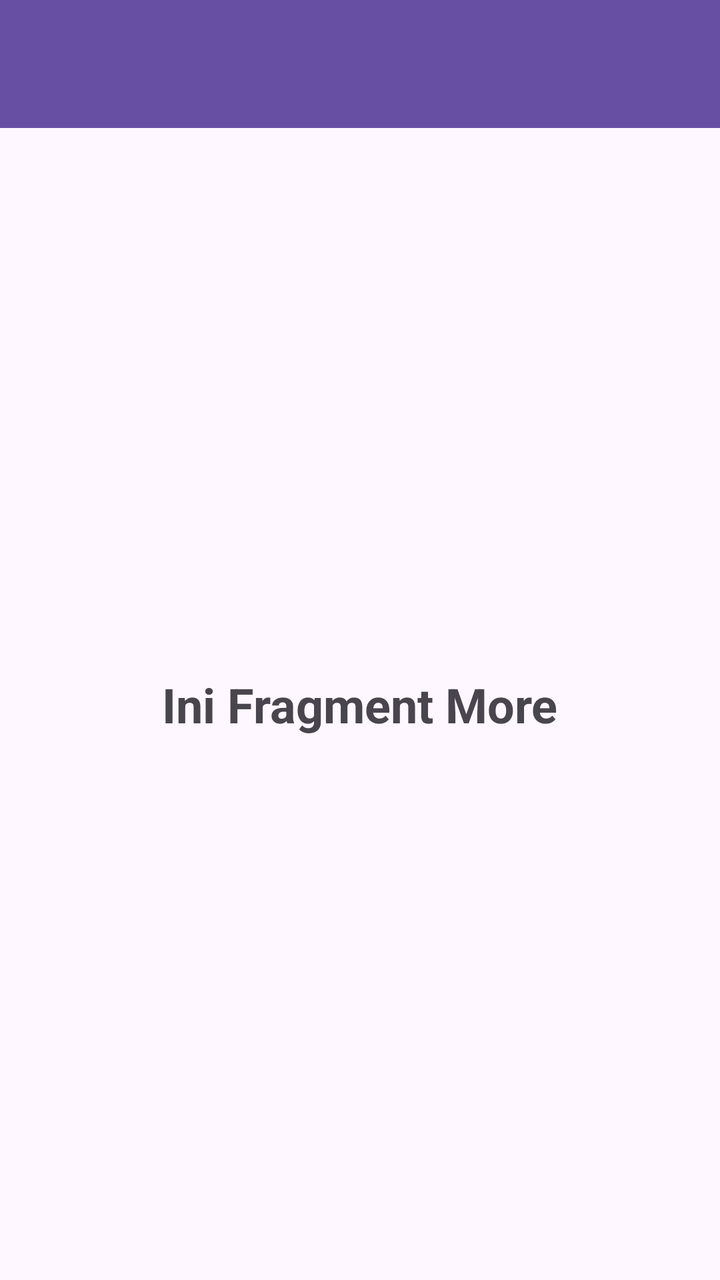
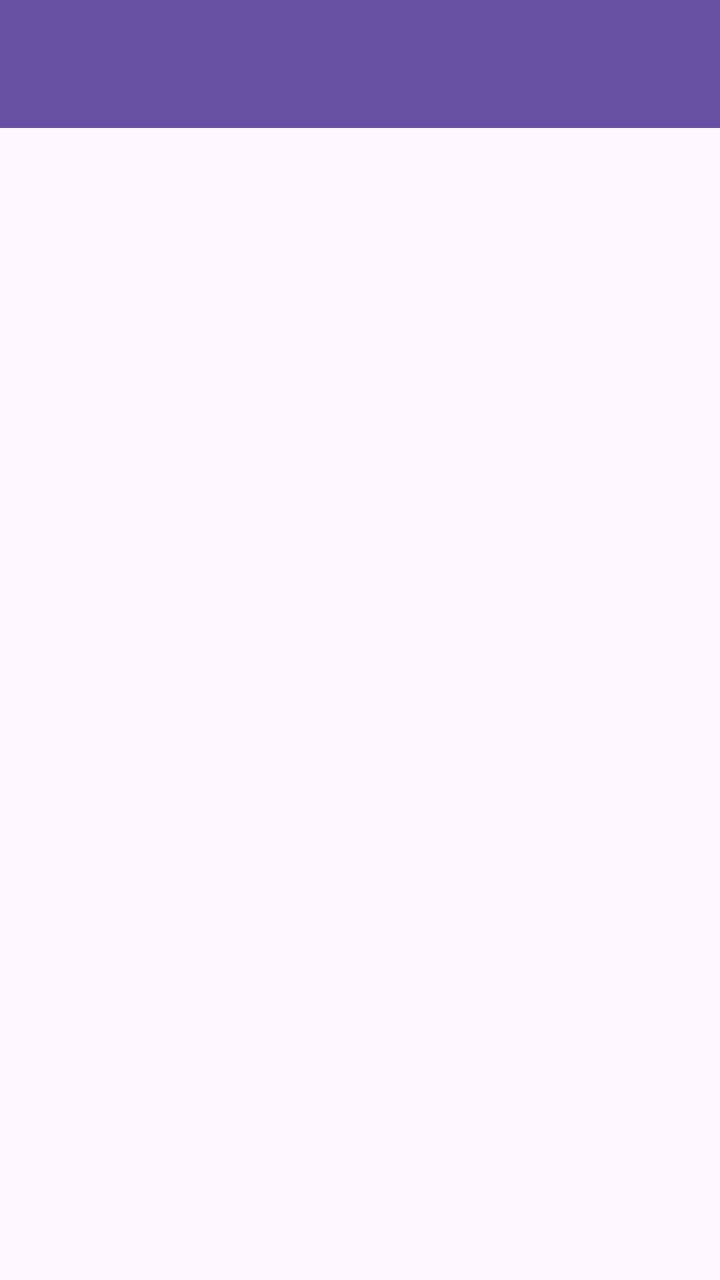

Screens rendered from an Android XML layout before and after an edit, with the pre-edit source and the edit as a unified diff.
<!-- AndroidManifest.xml: application theme Theme.Saturnussalsa -->
<!-- res/layout/fragment_more.xml -->
<?xml version="1.0" encoding="utf-8"?>
<androidx.constraintlayout.widget.ConstraintLayout xmlns:android="http://schemas.android.com/apk/res/android"
    xmlns:app="http://schemas.android.com/apk/res-auto"
    xmlns:tools="http://schemas.android.com/tools"
    android:layout_width="match_parent"
    android:layout_height="match_parent"
    tools:context=".more.MoreFragment">

    <androidx.appcompat.widget.Toolbar
        android:id="@+id/toolbar"
        android:layout_width="match_parent"
        android:layout_height="?attr/actionBarSize"
        android:background="?attr/colorPrimary"
        app:layout_constraintTop_toTopOf="parent"
        app:titleTextColor="@android:color/white" />

    <TextView
        android:layout_width="wrap_content"
        android:layout_height="wrap_content"
        android:text="Ini Fragment More"
        android:textSize="24sp"
        android:textStyle="bold"
        app:layout_constraintBottom_toBottomOf="parent"
        app:layout_constraintEnd_toEndOf="parent"
        app:layout_constraintStart_toStartOf="parent"
        app:layout_constraintTop_toBottomOf="@+id/toolbar" />

</androidx.constraintlayout.widget.ConstraintLayout>
<!-- resources referenced by this layout -->
<resources>
  <style name="Theme.Saturnussalsa" parent="Base.Theme.Saturnussalsa" />
  <style name="Base.Theme.Saturnussalsa" parent="Theme.Material3.DayNight.NoActionBar">
          
          <item name="colorPrimary">@color/purple_primary</item>
          <item name="colorOnPrimary">@color/white</item>
          <item name="colorPrimaryContainer">@color/purple_container</item>
      </style>
  <color name="purple_primary">#6750A4</color>
  <color name="white">#FFFFFFFF</color>
  <color name="purple_container">#EADDFF</color>
</resources>

<!-- the commit's change to res/layout/fragment_more.xml (unified diff, before → after) -->
@@ -1,28 +1,32 @@
 <?xml version="1.0" encoding="utf-8"?>
-<androidx.constraintlayout.widget.ConstraintLayout xmlns:android="http://schemas.android.com/apk/res/android"
+<androidx.coordinatorlayout.widget.CoordinatorLayout xmlns:android="http://schemas.android.com/apk/res/android"
     xmlns:app="http://schemas.android.com/apk/res-auto"
     xmlns:tools="http://schemas.android.com/tools"
     android:layout_width="match_parent"
     android:layout_height="match_parent"
     tools:context=".more.MoreFragment">
 
-    <androidx.appcompat.widget.Toolbar
-        android:id="@+id/toolbar"
+    <com.google.android.material.appbar.AppBarLayout
+        android:id="@+id/appBarLayout"
         android:layout_width="match_parent"
-        android:layout_height="?attr/actionBarSize"
-        android:background="?attr/colorPrimary"
-        app:layout_constraintTop_toTopOf="parent"
-        app:titleTextColor="@android:color/white" />
+        android:layout_height="wrap_content"
+        android:theme="@style/ThemeOverlay.AppCompat.Dark.ActionBar">
 
-    <TextView
-        android:layout_width="wrap_content"
-        android:layout_height="wrap_content"
-        android:text="Ini Fragment More"
-        android:textSize="24sp"
-        android:textStyle="bold"
-        app:layout_constraintBottom_toBottomOf="parent"
-        app:layout_constraintEnd_toEndOf="parent"
-        app:layout_constraintStart_toStartOf="parent"
-        app:layout_constraintTop_toBottomOf="@+id/toolbar" />
+        <androidx.appcompat.widget.Toolbar
+            android:id="@+id/toolbar"
+            android:layout_width="match_parent"
+            android:layout_height="?attr/actionBarSize"
+            android:background="?attr/colorPrimary"
+            app:layout_scrollFlags="scroll|enterAlways"
+            app:titleTextColor="@android:color/white" />
 
-</androidx.constraintlayout.widget.ConstraintLayout>
+    </com.google.android.material.appbar.AppBarLayout>
+
+
+    <ListView
+        android:id="@+id/listViewItems"
+        android:layout_width="match_parent"
+        android:layout_height="match_parent"
+        app:layout_behavior="@string/appbar_scrolling_view_behavior" />
+
+</androidx.coordinatorlayout.widget.CoordinatorLayout>
